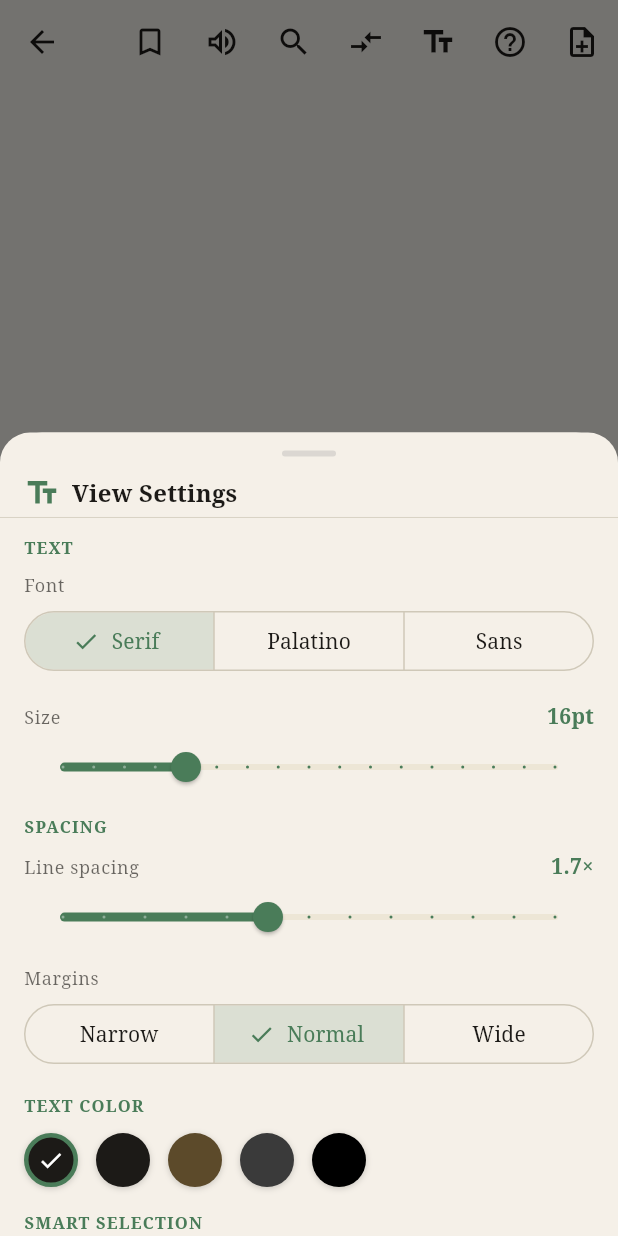
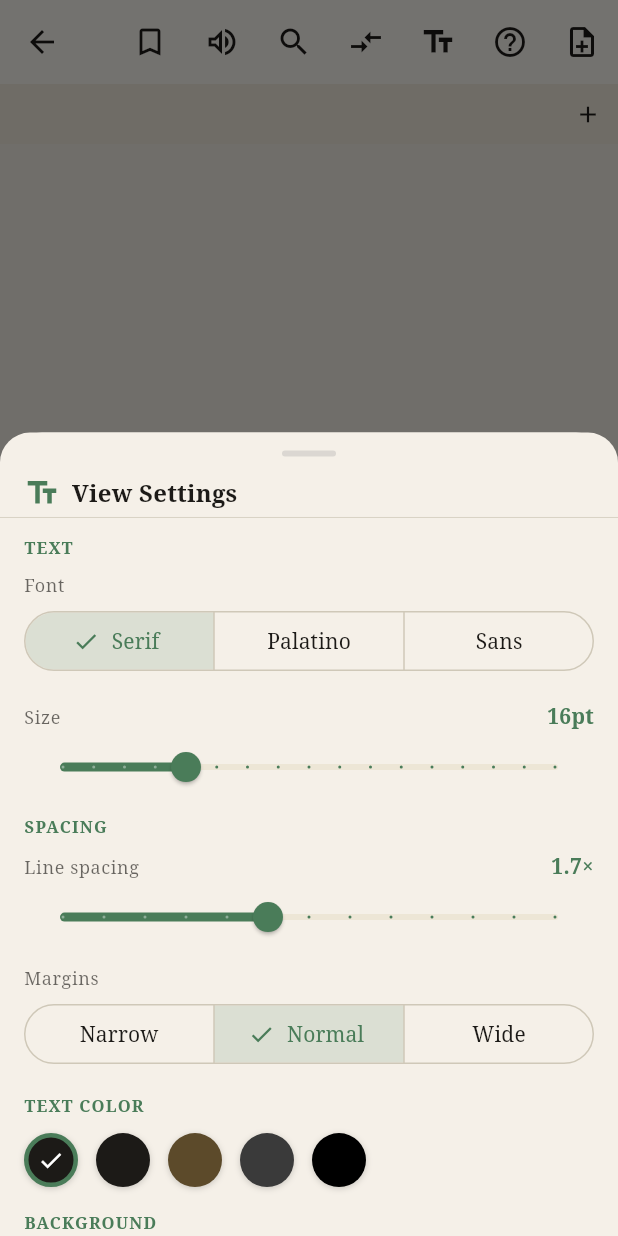
Before and after one commit to itsgoody23/dhamma-app, a Flutter app: the ReaderScreen screen opened directly with empty values, after a tap on the "text fields" icon, on a phone screen of 412 x 824 dp. Run offline on Flutter 3.47's test engine with Material 3 defaults, Android fonts, the phone set to English and light mode, and no system bars; our stand-ins replace connectivity_plus, dio, drift, file_picker, flutter_local_notifications, flutter_riverpod and 13 more; missing offline and left inert: audio_session, workmanager, youtube_explode_dart; accounts and stored records are empty; generated files the repository leaves out were written again; network calls fail.

Commit message:
fix: navigation crash, new-tab-on-next, missing + button, bg color setting
- tabs_provider: add replaceTab() so Next/Prev sutta replaces the current
  tab in-place instead of appending a new one
- reader_screen: _navigateToSutta now calls replaceTab before pushReplacement
  and guards against double-tap crashes with _isNavigating flag; also reads
  readerBgColorProvider and applies it as a ColoredBox wrapping the body
- sutta_tab_bar: always render the + (new tab) button even when < 2 tabs
  are open on phone — only the tab chip row is hidden, not the whole bar
- reader_view_prefs_provider: add ReaderBgColorNotifier + readerBgColorProvider
  (key reader_bg_color, default = theme surface)
- view_settings_sheet: add BACKGROUND section with 5 color swatches below
  TEXT COLOR (Warm Paper, Sepia, Cool White, Night on light mode)

https://claude.ai/code/session_01B14QQwVPSBCp713gRFbM5D

```diff
--- a/lib/features/reader/reader_screen.dart
+++ b/lib/features/reader/reader_screen.dart
@@ -180,6 +180,7 @@ class _ReaderScreenState extends ConsumerState<ReaderScreen> {
   String _currentReadableText = '';
   bool _showCommunityHighlights = false;
   DateTime? _readingStartTime;
+  bool _isNavigating = false;
 
   @override
   void initState() {
@@ -779,6 +780,9 @@ class _ReaderScreenState extends ConsumerState<ReaderScreen> {
   // ── Build ──────────────────────────────────────────────────────────────────
 
   void _navigateToSutta(String uid) {
+    if (_isNavigating || !mounted) return;
+    _isNavigating = true;
+    ref.read(tabsProvider.notifier).replaceTab(widget.uid, uid);
     context.pushReplacement(Routes.readerPath(uid));
   }
 
@@ -796,6 +800,13 @@ class _ReaderScreenState extends ConsumerState<ReaderScreen> {
         ? null
         : Color(int.parse(
             'FF${textColorHex.replaceFirst('#', '')}',
+            radix: 16,
+          ));
+    final bgColorHex = ref.watch(readerBgColorProvider);
+    final bgColorValue = bgColorHex.isEmpty
+        ? null
+        : Color(int.parse(
+            'FF${bgColorHex.replaceFirst('#', '')}',
             radix: 16,
           ));
     final highlightsAsync =
@@ -957,7 +968,9 @@ class _ReaderScreenState extends ConsumerState<ReaderScreen> {
             ),
         ],
       ),
-      body: Column(
+      body: ColoredBox(
+        color: bgColorValue ?? Theme.of(context).colorScheme.surface,
+        child: Column(
         children: [
           SuttaTabBar(currentUid: widget.uid),
           Expanded(child: suttaAsync.when(
@@ -1234,6 +1247,7 @@ class _ReaderScreenState extends ConsumerState<ReaderScreen> {
         },
           )),
         ],
+        ),
       ),
     );
   }
--- a/lib/features/reader/widgets/sutta_tab_bar.dart
+++ b/lib/features/reader/widgets/sutta_tab_bar.dart
@@ -24,7 +24,8 @@ class SuttaTabBar extends ConsumerWidget {
     final tabs = tabsState.tabs;
 
     final isTablet = MediaQuery.sizeOf(context).width >= 600;
-    if (!isTablet && tabs.length < 2) return const SizedBox.shrink();
+    // On phone, hide tab chips when < 2 tabs, but always show the + button.
+    final hideTabChips = !isTablet && tabs.length < 2;
 
     return Container(
       height: 40,
@@ -34,6 +35,7 @@ class SuttaTabBar extends ConsumerWidget {
           .withValues(alpha: 0.55),
       child: Row(
         children: [
+          if (!hideTabChips)
             Expanded(
               child: ListView.builder(
                 scrollDirection: Axis.horizontal,
@@ -56,8 +58,10 @@ class SuttaTabBar extends ConsumerWidget {
                   );
                 },
               ),
-          ),
-          // ＋ button — opens Library to pick a new sutta
+            )
+          else
+            const Spacer(),
+          // ＋ button — opens Library to pick a new sutta (always visible)
           SizedBox(
             width: 36,
             height: 36,
--- a/lib/features/reader/widgets/view_settings_sheet.dart
+++ b/lib/features/reader/widgets/view_settings_sheet.dart
@@ -21,6 +21,7 @@ class ViewSettingsSheet extends ConsumerWidget {
     final textColor = ref.watch(readerTextColorProvider);
     final margin = ref.watch(readerMarginProvider);
     final smartMode = ref.watch(readerSmartSelectionModeProvider);
+    final bgColor = ref.watch(readerBgColorProvider);
     final isDark = Theme.of(context).brightness == Brightness.dark;
 
     return DraggableScrollableSheet(
@@ -188,6 +189,17 @@ class ViewSettingsSheet extends ConsumerWidget {
                           ref.read(readerTextColorProvider.notifier).set(hex),
                     ),
 
+                    // Background color
+                    const SizedBox(height: 16),
+                    const _SectionLabel('BACKGROUND'),
+                    const SizedBox(height: 10),
+                    _BgColorSwatches(
+                      selected: bgColor,
+                      isDark: isDark,
+                      onSelected: (hex) =>
+                          ref.read(readerBgColorProvider.notifier).set(hex),
+                    ),
+
                     // ── Smart Selection ───────────────────────────────────
                     const SizedBox(height: 16),
                     const _SectionLabel('SMART SELECTION'),
@@ -269,6 +281,91 @@ Widget _RowLabel(BuildContext context, String text) {
   );
 }
 
+// ── Background color swatches ─────────────────────────────────────────────────
+
+class _BgColorSwatches extends StatelessWidget {
+  const _BgColorSwatches({
+    required this.selected,
+    required this.isDark,
+    required this.onSelected,
+  });
+
+  final String selected;
+  final bool isDark;
+  final void Function(String hex) onSelected;
+
+  static const _lightBgs = <(String, String)>[
+    ('', 'Default'),
+    ('#FAF3E0', 'Warm Paper'),
+    ('#F4ECD8', 'Sepia'),
+    ('#F0F4F8', 'Cool White'),
+    ('#1C1C1E', 'Night'),
+  ];
+
+  static const _darkBgs = <(String, String)>[
+    ('', 'Default'),
+    ('#1C1C1E', 'True Black'),
+    ('#2C2C2E', 'Dark Gray'),
+    ('#1A1A2E', 'Midnight Blue'),
+    ('#FAF3E0', 'Warm Paper'),
+  ];
+
+  @override
+  Widget build(BuildContext context) {
+    final bgList = isDark ? _darkBgs : _lightBgs;
+    return Wrap(
+      spacing: 12,
+      runSpacing: 10,
+      children: bgList.map((entry) {
+        final isSelected = selected == entry.$1;
+        final previewColor = entry.$1.isEmpty
+            ? Theme.of(context).colorScheme.surface
+            : Color(int.parse(
+                'FF${entry.$1.replaceFirst('#', '')}',
+                radix: 16,
+              ));
+
+        return Tooltip(
+          message: entry.$2,
+          child: GestureDetector(
+            onTap: () => onSelected(entry.$1),
+            child: Container(
+              width: 36,
+              height: 36,
+              decoration: BoxDecoration(
+                color: previewColor,
+                shape: BoxShape.circle,
+                border: Border.all(
+                  color: isSelected
+                      ? AppColors.green
+                      : Colors.grey.withValues(alpha: 0.35),
+                  width: isSelected ? 3 : 1.5,
+                ),
+                boxShadow: [
+                  BoxShadow(
+                    color: Colors.black.withValues(alpha: 0.18),
+                    blurRadius: 3,
+                    offset: const Offset(0, 1),
+                  ),
+                ],
+              ),
+              child: isSelected
+                  ? Icon(
+                      Icons.check,
+                      color: previewColor.computeLuminance() > 0.5
+                          ? Colors.black87
+                          : Colors.white,
+                      size: 18,
+                    )
+                  : null,
+            ),
+          ),
+        );
+      }).toList(),
+    );
+  }
+}
+
 // ── Color swatches ────────────────────────────────────────────────────────────
 
 class _ColorSwatches extends StatelessWidget {
--- a/lib/shared/providers/reader_view_prefs_provider.dart
+++ b/lib/shared/providers/reader_view_prefs_provider.dart
@@ -128,6 +128,40 @@ class ReaderMarginNotifier extends Notifier<String> {
   }
 }
 
+// ── Background color notifier ─────────────────────────────────────────────────
+
+final readerBgColorProvider =
+    NotifierProvider<ReaderBgColorNotifier, String>(
+  ReaderBgColorNotifier.new,
+);
+
+/// Stores a hex string like '#FAF3E0'. Empty string means use theme default.
+class ReaderBgColorNotifier extends Notifier<String> {
+  static const _key = 'reader_bg_color';
+  static const String auto = '';
+
+  @override
+  String build() {
+    _load();
+    return auto;
+  }
+
+  Future<void> _load() async {
+    final prefs = await SharedPreferences.getInstance();
+    state = prefs.getString(_key) ?? auto;
+  }
+
+  Future<void> set(String colorHex) async {
+    state = colorHex;
+    final prefs = await SharedPreferences.getInstance();
+    if (colorHex.isEmpty) {
+      await prefs.remove(_key);
+    } else {
+      await prefs.setString(_key, colorHex);
+    }
+  }
+}
+
 // ── Smart selection mode notifier ─────────────────────────────────────────────
 
 final readerSmartSelectionModeProvider =
```
Also changed, not shown: lib/shared/providers/tabs_provider.dart (+13 -0 lines). Lines whose indentation alone changed are shown as unchanged.
